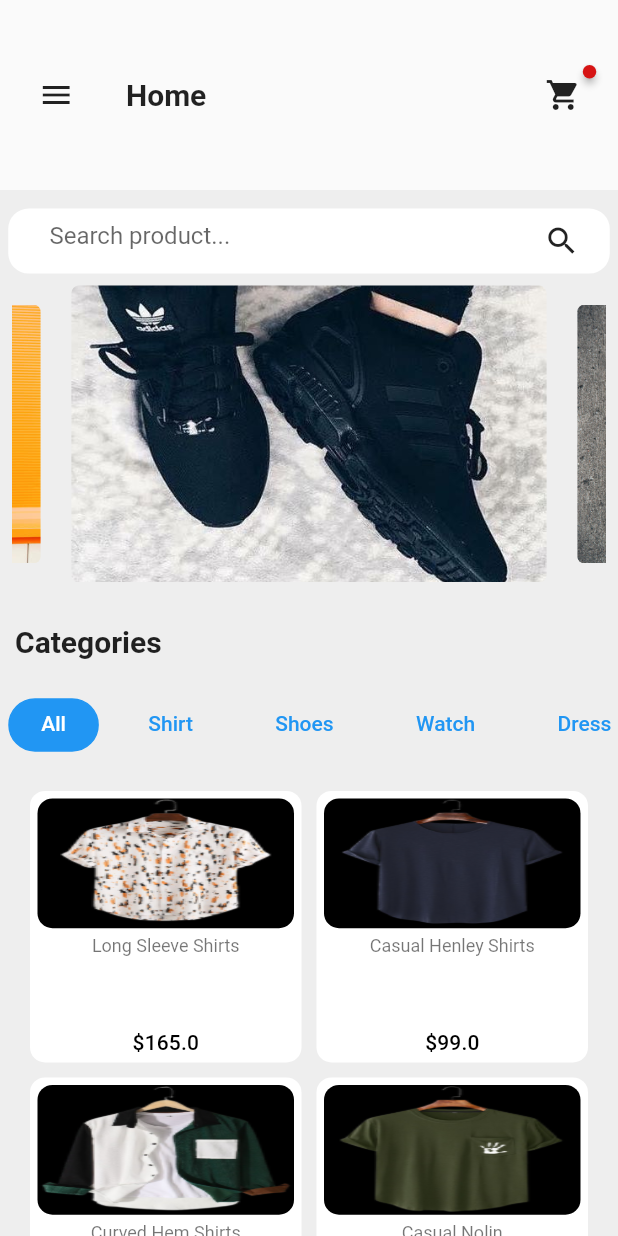
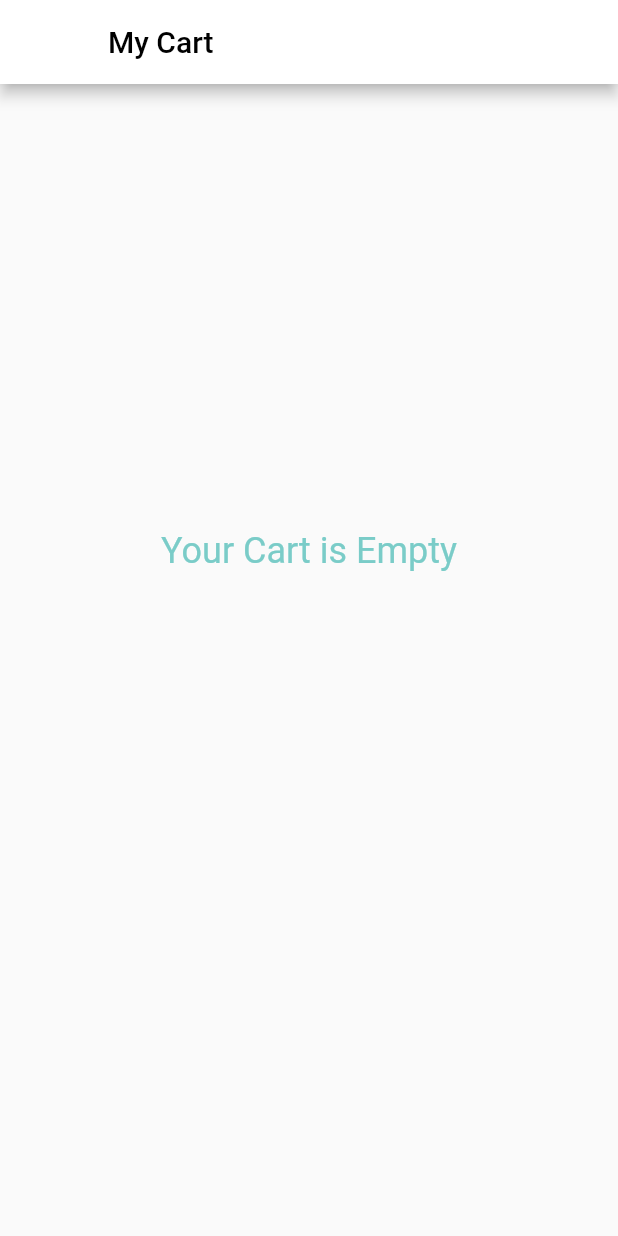
Before and after one commit to Jason-Goay/my_learning_app_J, a Flutter app: the screen it shows after launch, after a tap on the "shopping cart" icon, on a phone screen of 412 x 824 dp. Run offline on Flutter 3.47's test engine with Material 2 defaults, Android fonts, the phone set to English and light mode, and no system bars; drawn by our look-alikes of badges, carousel_slider; our stand-ins replace flutter_svg, go_router, shared_preferences, sqflite; accounts and stored records are empty.

Commit message:
added cart screen

```diff
--- a/lib/main.dart
+++ b/lib/main.dart
@@ -1,6 +1,7 @@
 import 'package:flutter/material.dart';
 import 'package:my_learning_app/generated/l10n.dart';
 import 'package:my_learning_app/provider/provider.dart';
+import 'package:my_learning_app/provider/src/cart_provider.dart';
 import 'package:my_learning_app/utils/utils.dart';
 import 'package:flutter_localizations/flutter_localizations.dart';
 import 'package:provider/provider.dart';
@@ -15,9 +16,20 @@ class MyApp extends StatelessWidget {
   // This widget is the root of your application.
   @override
   Widget build(BuildContext context) {
-    Widget material = MaterialApp(
-      initialRoute: '/',
-      onGenerateRoute: RouteGenerator.onGenerateRoute,
+    // Widget material = MaterialApp(
+    //   initialRoute: '/',
+    //   onGenerateRoute: RouteGenerator.onGenerateRoute,
+    //   localizationsDelegates: const [
+    //     S.delegate,
+    //     GlobalMaterialLocalizations.delegate,
+    //     GlobalWidgetsLocalizations.delegate,
+    //     GlobalCupertinoLocalizations.delegate,
+    //   ],
+    //   supportedLocales: S.delegate.supportedLocales,
+    // );
+    Widget material = MaterialApp.router(
+      title: "Go router",
+      routerConfig: router,
       localizationsDelegates: const [
         S.delegate,
         GlobalMaterialLocalizations.delegate,
@@ -29,6 +41,7 @@ class MyApp extends StatelessWidget {
     return MultiProvider(providers: [
       ChangeNotifierProvider(create: (_) => HomeTabProvider()),
       ChangeNotifierProvider(create: (_) => FavouriteProvider()),
+      ChangeNotifierProvider(create: (_) => CartProvider()),
     ], child: material);
   }
 }
--- a/lib/model/src/product.dart
+++ b/lib/model/src/product.dart
@@ -3,6 +3,7 @@ import 'package:my_learning_app/utils/utils.dart';
 
 class Product {
   final String image, title;
+  final int id;
   final double price;
   final Color bgColor;
   final String type;
@@ -10,14 +11,37 @@ class Product {
   Product(
       {required this.image,
       required this.title,
+      required this.id,
       required this.price,
       this.bgColor = const Color(0xFFEFEFF2),
       required this.type,
       required this.description});
+
+  Product.fromMap(Map<dynamic, dynamic> data)
+      : id = data['id'],
+        image = data['image'],
+        title = data['title'],
+        price = data['price'],
+        bgColor = data['bgColor'],
+        type = data['type'],
+        description = data['description'];
+
+  Map<String, dynamic> toMap() {
+    return {
+      'id': id,
+      'image': image,
+      'title': title,
+      'price': price,
+      'bgColor': bgColor,
+      'type': type,
+      'description': description
+    };
+  }
 }
 
 List<Product> product = [
   Product(
+      id: 0,
       image: AppAssets.shirt0,
       title: "Long Sleeve Shirts",
       price: 165,
@@ -25,12 +49,14 @@ List<Product> product = [
       type: 'Shirt',
       description: dummyText),
   Product(
+      id: 1,
       image: AppAssets.shirt1,
       title: "Casual Henley Shirts",
       price: 99,
       type: 'Shirt',
       description: dummyText),
   Product(
+      id: 2,
       image: AppAssets.shirt2,
       title: "Curved Hem Shirts",
       price: 180,
@@ -38,6 +64,7 @@ List<Product> product = [
       type: 'Shirt',
       description: dummyText),
   Product(
+      id: 3,
       image: AppAssets.shirt3,
       title: "Casual Nolin",
       price: 149,
@@ -45,6 +72,7 @@ List<Product> product = [
       type: 'Shirt',
       description: dummyText),
   Product(
+      id: 4,
       image: AppAssets.shirt4,
       title: "FORMAL SHIRT",
       price: 109,
@@ -52,6 +80,7 @@ List<Product> product = [
       type: 'Shirt',
       description: dummyText),
   Product(
+      id: 5,
       image: AppAssets.shirt5,
       title: "U CREW NECK SHORT SLEEVE T_SHIRT",
       price: 159,
@@ -59,6 +88,7 @@ List<Product> product = [
       type: 'Shirt',
       description: dummyText),
   Product(
+      id: 6,
       image: AppAssets.shirt5,
       title: "U CREW NECK SHORT SLEEVE T_SHIRT",
       price: 159,
@@ -66,6 +96,7 @@ List<Product> product = [
       type: 'Shirt',
       description: dummyText),
   Product(
+      id: 7,
       image: AppAssets.shoes0,
       title: "SUPERSTAR SHOES",
       price: 449,
@@ -73,6 +104,7 @@ List<Product> product = [
       type: 'Shoes',
       description: dummyText),
   Product(
+      id: 8,
       image: AppAssets.shoes1,
       title: "NIKE DEFY ALL MEN's TRAINING SHOE",
       price: 225,
@@ -80,6 +112,7 @@ List<Product> product = [
       type: 'Shoes',
       description: dummyText),
   Product(
+      id: 9,
       image: AppAssets.shoes2,
       title: "SHOE SENSE FORMAL MEN BLACK FASHION LACE UP SHOES",
       price: 179,
@@ -87,6 +120,7 @@ List<Product> product = [
       type: 'Shoes',
       description: dummyText),
   Product(
+      id: 10,
       image: AppAssets.shoes3,
       title: "BRUTON TENDY SPORTS SHOES FOR MEN",
       price: 169,
@@ -94,6 +128,7 @@ List<Product> product = [
       type: 'Shoes',
       description: dummyText),
   Product(
+      id: 11,
       image: AppAssets.shoes4,
       title: "ULTRABOOST 22 SHOES",
       price: 869,
@@ -101,6 +136,7 @@ List<Product> product = [
       type: 'Shoes',
       description: dummyText),
   Product(
+      id: 12,
       image: AppAssets.watch0,
       title: "GALAXY WATCH4 44MM BLUETOOTH",
       price: 869,
@@ -108,6 +144,7 @@ List<Product> product = [
       type: 'Watch',
       description: dummyText),
   Product(
+      id: 13,
       image: AppAssets.watch1,
       title: "DANIEL WELLINGTON CLASSIC CAMBRIDGE",
       price: 672,
@@ -115,6 +152,7 @@ List<Product> product = [
       type: 'Watch',
       description: dummyText),
   Product(
+      id: 14,
       image: AppAssets.watch2,
       title: "PRINNACLE RO SERIES WATCH BLACK MEN",
       price: 899,
@@ -122,6 +160,7 @@ List<Product> product = [
       type: 'Watch',
       description: dummyText),
   Product(
+      id: 15,
       image: AppAssets.dress0,
       title: "SUNNYDAYSWEETY KOREAN STYLE LADIES OFF SHOLDER DRESS",
       price: 139,
@@ -129,6 +168,7 @@ List<Product> product = [
       type: 'Dress',
       description: dummyText),
   Product(
+      id: 16,
       image: AppAssets.dress1,
       title: "URBAN OUTLIER SLEEVELESS OFFICE DRESS LADY",
       price: 159,
@@ -136,6 +176,7 @@ List<Product> product = [
       type: 'Dress',
       description: dummyText),
   Product(
+      id: 17,
       image: AppAssets.dress2,
       title: "JACKIE PLAIN DRESS",
       price: 99,
@@ -143,6 +184,7 @@ List<Product> product = [
       type: 'Dress',
       description: dummyText),
   Product(
+      id: 18,
       image: AppAssets.dress3,
       title: "KOREAN STYLE ELEGANT LONG_SLEEVED DRESS",
       price: 109,
--- a/lib/provider/src/cart_provider.dart
+++ b/lib/provider/src/cart_provider.dart
@@ -1,3 +1,75 @@
 import 'package:flutter/material.dart';
+import 'package:my_learning_app/database/db_helper.dart';
+import 'package:my_learning_app/model/model.dart';
+import 'package:shared_preferences/shared_preferences.dart';
 
-class CartProvider with ChangeNotifier {}
+class CartProvider with ChangeNotifier {
+  DBHelper dbHelper = DBHelper();
+
+  double _totalPrice = 0.0;
+  double get totalPrice => _totalPrice;
+
+  int _counter = 0;
+  int get counter => _counter;
+  int _quantity = 1;
+  int get quantity => _quantity;
+
+  List<Product> cartItem = [];
+
+  get _cartItem => cartItem;
+
+  Future<List<Product>> getData() async {
+    cartItem = await dbHelper.getProductList();
+    notifyListeners();
+    return cartItem;
+  }
+
+  void _setPrefsItem() async {
+    SharedPreferences prefs = await SharedPreferences.getInstance();
+    prefs.setInt('cart_item', _counter);
+    prefs.setInt('item_quantity', _quantity);
+    prefs.setDouble("total_price", _totalPrice);
+    notifyListeners();
+  }
+
+  void getPrefsItem() async {
+    SharedPreferences prefs = await SharedPreferences.getInstance();
+    _counter = prefs.getInt('cart_item') ?? 0;
+    _quantity = prefs.getInt('item_quantity') ?? 1;
+    _totalPrice = prefs.getDouble('total_price') ?? 0;
+  }
+
+  addItemToCart(Product product) {
+    cartItem.add(product);
+    notifyListeners();
+  }
+
+  removeItemFromCart(int id) {
+    final index = cartItem.indexWhere((e) => e.id == id);
+
+    cartItem.removeAt(index);
+    notifyListeners();
+  }
+
+  void addTotalPrice(double productPrice) {
+    _totalPrice = _totalPrice + productPrice;
+    _setPrefsItem();
+    notifyListeners();
+  }
+
+  void removeTotalPrice(double productPrice) {
+    _totalPrice = _totalPrice - productPrice;
+    _setPrefsItem();
+    notifyListeners();
+  }
+
+  double getTotalPrice() {
+    getPrefsItem();
+    return _totalPrice;
+  }
+
+  // void addQuantity(int id) {
+  //   final index = cartItem.indexWhere((e) => e.id == id);
+  //   cartItem
+  // }
+}
--- /dev/null
+++ b/lib/screen/src/cart_screen.dart
@@ -0,0 +1,111 @@
+import 'package:flutter/material.dart';
+import 'package:flutter/src/widgets/container.dart';
+import 'package:flutter/src/widgets/framework.dart';
+import 'package:go_router/go_router.dart';
+import 'package:my_learning_app/provider/src/cart_provider.dart';
+import 'package:my_learning_app/utils/utils.dart';
+import 'package:my_learning_app/widget/widget.dart';
+import 'package:provider/provider.dart';
+
+class CartScreen extends StatefulWidget {
+  const CartScreen({super.key});
+
+  @override
+  State<CartScreen> createState() => _CartScreenState();
+}
+
+class _CartScreenState extends State<CartScreen> {
+  TextTheme get textTheme => Theme.of(context).textTheme;
+  @override
+  Widget build(BuildContext context) {
+    return Scaffold(
+      appBar: AppBar(
+        title: const Text(
+          'My Cart',
+          style: TextStyle(color: Colors.black),
+        ),
+        backgroundColor: AppColor.white,
+      ),
+      body: Consumer<CartProvider>(builder: (context, provider, widget) {
+        if (provider.cartItem.isEmpty) {
+          return Center(
+            heightFactor: ScreenUtils.scaleValueH(18),
+            child: Text(
+              'Your Cart is Empty',
+              style: textTheme.headline5?.copyWith(color: AppColor.aquaBlue),
+            ),
+          );
+        }
+        return Padding(
+          padding: EdgeInsets.symmetric(
+              horizontal: ScreenUtils.scaleValueW(5),
+              vertical: ScreenUtils.scaleValueH(5)),
+          child: ListView.builder(
+            itemCount: provider.cartItem.length,
+            itemBuilder: (BuildContext context, int index) {
+              return Card(
+                color: AppColor.aquaBlue.withOpacity(0.3),
+                child: Row(children: [
+                  Padding(
+                    padding: EdgeInsets.symmetric(
+                        horizontal: ScreenUtils.scaleValueW(5)),
+                    child: Image(
+                        height: ScreenUtils.scaleValueH(80),
+                        width: ScreenUtils.scaleValueW(60),
+                        image: AssetImage(provider.cartItem[index].image)),
+                  ),
+                  Container(
+                    width: ScreenUtils.scaleValueW(180),
+                    child: Column(
+                      crossAxisAlignment: CrossAxisAlignment.start,
+                      children: [
+                        RichText(
+                            maxLines: 2,
+                            overflow: TextOverflow.ellipsis,
+                            text: TextSpan(
+                                text: 'Name:',
+                                style: textTheme.bodyLarge,
+                                children: [
+                                  TextSpan(
+                                      text: provider.cartItem[index].title,
+                                      style: textTheme.bodyText1?.copyWith(
+                                          fontWeight: FontWeight.bold))
+                                ])),
+                        RichText(
+                            text: TextSpan(
+                                text: 'Price:',
+                                style: textTheme.bodyLarge,
+                                children: [
+                              TextSpan(
+                                  text:
+                                      provider.cartItem[index].price.toString(),
+                                  style: textTheme.bodyText1
+                                      ?.copyWith(fontWeight: FontWeight.bold))
+                            ]))
+                      ],
+                    ),
+                  ),
+                  IconButton(
+                    onPressed: () {
+                      SnackBarService().show(
+                          text:
+                              '${provider.cartItem[index].title} has been removed',
+                          actionOnPressed: () {},
+                          actionText: 'Close',
+                          context: context);
+                      provider.removeTotalPrice(provider.cartItem[index].price);
+                      provider.removeItemFromCart(provider.cartItem[index].id);
+                    },
+                    icon: const Icon(Icons.delete),
+                    color: AppColor.red,
+                  ),
+                  Text(provider.getTotalPrice().toString())
+                ]),
+              );
+            },
+          ),
+        );
+      }),
+    );
+  }
+}
--- a/lib/screen/src/home_screen.dart
+++ b/lib/screen/src/home_screen.dart
@@ -5,6 +5,7 @@ import 'package:carousel_slider/carousel_slider.dart';
 import 'package:flutter/material.dart';
 
 import 'package:flutter_svg/flutter_svg.dart';
+import 'package:go_router/go_router.dart';
 import 'package:my_learning_app/model/model.dart';
 import 'package:my_learning_app/provider/provider.dart';
 import 'package:my_learning_app/screen/src/component/product_card.dart';
@@ -65,24 +66,16 @@ class _HomeScreenState extends State<HomeScreen> with TickerProviderStateMixin {
   @override
   Widget build(BuildContext context) {
     return Scaffold(
-      // appBar: AppBar(
-      //   backgroundColor: AppColor.white,
-      //   title: Text('Home'),
-      //   leading: IconButton(
-      //     icon: const Icon(Icons.menu),
-      //     onPressed: () {},
-      //   ),
-      // ),
       body: SingleChildScrollView(
         child: Column(children: [
-          AppBar(),
+          myAppBar(),
           buildContent(),
         ]),
       ),
     );
   }
 
-  Widget AppBar() {
+  Widget myAppBar() {
     return Container(
       padding: EdgeInsets.symmetric(
           horizontal: ScreenUtils.scaleValue(12),
@@ -108,7 +101,7 @@ class _HomeScreenState extends State<HomeScreen> with TickerProviderStateMixin {
             padding: EdgeInsets.all(ScreenUtils.scaleValue(4)),
             child: InkWell(
               child: Icon(Icons.shopping_cart),
-              onTap: () {},
+              onTap: () => context.goNamed('cartScreen'),
             ),
           ),
         )
@@ -292,8 +285,10 @@ class _HomeScreenState extends State<HomeScreen> with TickerProviderStateMixin {
                     image: e.image,
                     bgColor: Colors.black,
                     onTap: () {
-                      Navigator.pushNamed(context, DetailsScreen.routeName,
-                          arguments: DetailsScreenArgument(product: e));
+                      context.goNamed('detailsScreen',
+                          extra: DetailsScreenArgument(product: e));
+                      // Navigator.pushNamed(context, DetailsScreen.routeName,
+                      //     arguments: DetailsScreenArgument(product: e));
                     },
                     price: e.price,
                     title: e.title,
--- a/lib/screen/src/splash_screen.dart
+++ b/lib/screen/src/splash_screen.dart
@@ -1,5 +1,6 @@
 import 'dart:async';
 import 'package:flutter/material.dart';
+import 'package:go_router/go_router.dart';
 
 import 'package:my_learning_app/screen/screen.dart';
 import 'package:my_learning_app/utils/utils.dart';
@@ -21,7 +22,8 @@ class _SplashScreenState extends State<SplashScreen> {
 
     WidgetsBinding.instance.addPostFrameCallback((timeStamp) {
       Future.delayed(const Duration(seconds: 3), () {
-        Navigator.pushReplacementNamed(context, HomeScreen.routeName);
+        context.goNamed('homeScreen');
+        // Navigator.pushReplacementNamed(context, HomeScreen.routeName);
       });
     });
   }
--- a/lib/utils/src/app_color.dart
+++ b/lib/utils/src/app_color.dart
@@ -1,6 +1,8 @@
 import 'package:flutter/material.dart';
 
 class AppColor {
+  static const Color transparent = Colors.transparent;
+
   static const Color white = Color(0xFFFFFFFF);
   static const Color grey = Color(0xFF808080);
   static const Color red = Color.fromARGB(255, 214, 20, 20);
--- a/lib/utils/src/route_generator.dart
+++ b/lib/utils/src/route_generator.dart
@@ -1,28 +1,70 @@
 import 'package:flutter/material.dart';
+import 'package:go_router/go_router.dart';
+import 'package:my_learning_app/model/model.dart';
 import 'package:my_learning_app/screen/screen.dart';
+import 'package:my_learning_app/screen/src/cart_screen.dart';
 import 'package:my_learning_app/screen/src/details_screen.dart';
 import 'package:my_learning_app/screen/src/splash_screen.dart';
 
-class RouteGenerator {
-  static Route<dynamic> onGenerateRoute(RouteSettings settings) {
-    WidgetBuilder builder;
-    switch (settings.name) {
-      case SplashScreen.routeName:
-        builder = (_) => SplashScreen();
-        break;
-      case HomeScreen.routeName:
-        builder = (_) => const HomeScreen();
-        break;
-      case DetailsScreen.routeName:
-        final product = settings.arguments as DetailsScreenArgument;
-        builder = (_) => DetailsScreen(
-              productArgument: product,
-            );
-        break;
-      default:
-        throw UnimplementedError();
-    }
+// class RouteGenerator {
+//   static Route<dynamic> onGenerateRoute(RouteSettings settings) {
+//     WidgetBuilder builder;
+//     switch (settings.name) {
+//       case SplashScreen.routeName:
+//         builder = (_) => SplashScreen();
+//         break;
+//       case HomeScreen.routeName:
+//         builder = (_) => const HomeScreen();
+//         break;
+//       case DetailsScreen.routeName:
+//         final product = settings.arguments as DetailsScreenArgument;
+//         builder = (_) => DetailsScreen(
+//               productArgument: product,
+//             );
+//         break;
+//       default:
+//         throw UnimplementedError();
+//     }
 
-    return MaterialPageRoute(builder: builder);
-  }
-}
+//     return MaterialPageRoute(builder: builder);
+//   }
+// }
+
+final GoRouter router = GoRouter(
+  routes: <RouteBase>[
+    GoRoute(
+      path: '/',
+      builder: (BuildContext context, GoRouterState state) {
+        return const SplashScreen();
+      },
+      routes: <RouteBase>[
+        GoRoute(
+            name: 'homeScreen',
+            path: 'home_screen',
+            builder: (BuildContext context, GoRouterState state) {
+              return const HomeScreen();
+            },
+            routes: <RouteBase>[
+              GoRoute(
+                name: 'detailsScreen',
+                path: 'details_screen',
+                builder: (BuildContext context, GoRouterState state) {
+                  DetailsScreenArgument args =
+                      state.extra as DetailsScreenArgument;
+                  return DetailsScreen(
+                    productArgument: args,
+                  );
+                },
+              ),
+              GoRoute(
+                name: 'cartScreen',
+                path: 'cart_screen',
+                builder: (BuildContext context, GoRouterState state) {
+                  return CartScreen();
+                },
+              ),
+            ]),
+      ],
+    ),
+  ],
+);
--- a/lib/widget/widget.dart
+++ b/lib/widget/widget.dart
@@ -1 +1,2 @@
 export 'src/custom_elevated_button.dart';
+export 'src/snack_bar_service.dart';
--- a/pubspec.yaml
+++ b/pubspec.yaml
@@ -43,6 +43,10 @@ dependencies:
   flutter_svg: ^1.1.6
   carousel_slider: ^4.2.1
   provider: ^6.0.5
+  go_router: ^6.0.5
+  shared_preferences: ^2.0.15
+  sqflite: 2.2.4+1
+  path_provider: ^2.0.10
 
 dev_dependencies:
   flutter_test:
```
Also changed, not shown: lib/database/db_helper.dart (added, +47 -0 lines), lib/screen/src/details_screen.dart (+27 -5 lines), lib/widget/src/snack_bar_service.dart (added, +33 -0 lines), lib/widget/src/custom_list_tile.dart (added), pubspec.lock, 6 other files.
